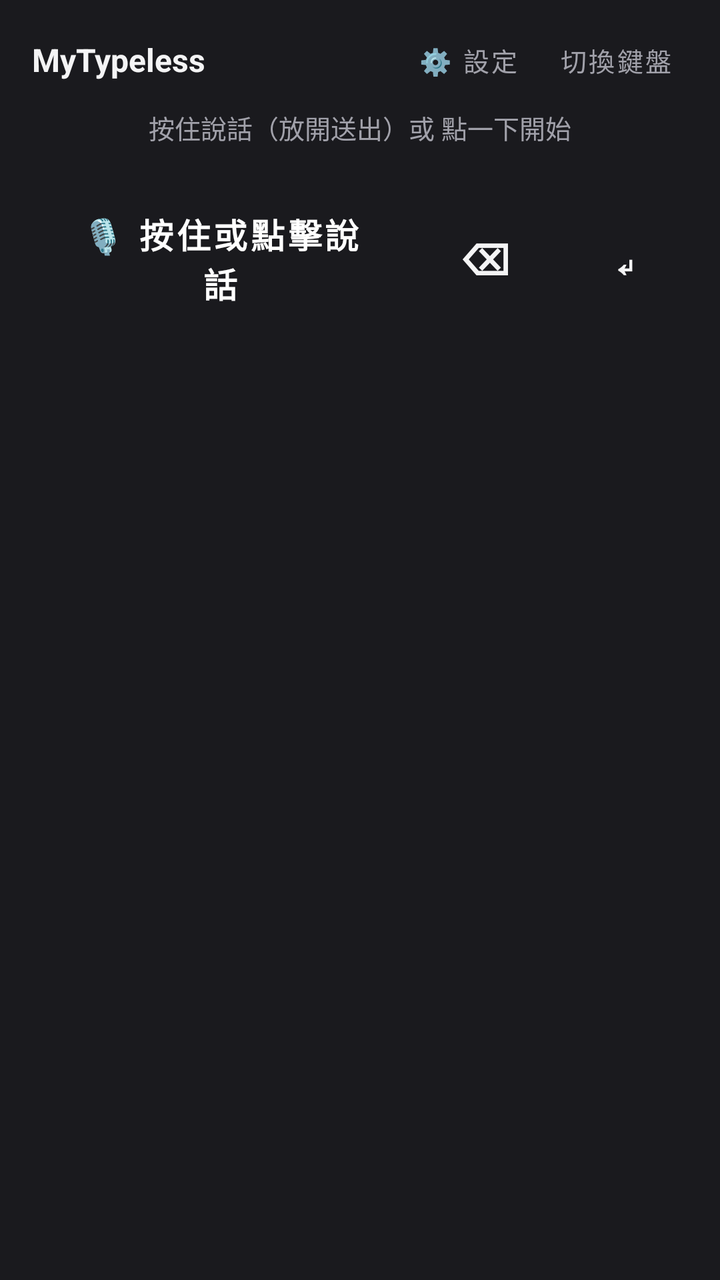
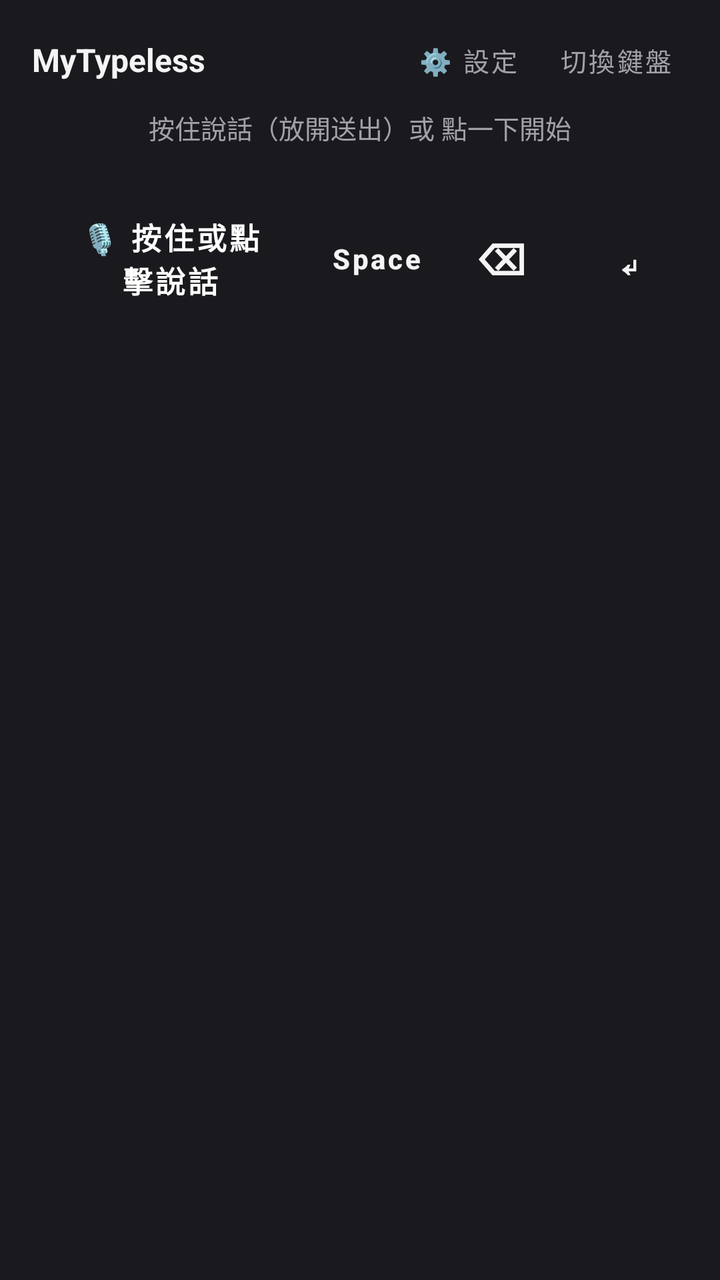

An Android layout rendered at two revisions. The XML below is the earlier revision; the diff shows what the commit changed to produce the second picture.
<!-- AndroidManifest.xml: application theme Theme.MaterialComponents.DayNight.NoActionBar -->
<!-- res/layout/keyboard_view.xml -->
<?xml version="1.0" encoding="utf-8"?>
<LinearLayout xmlns:android="http://schemas.android.com/apk/res/android"
    xmlns:app="http://schemas.android.com/apk/res-auto"
    android:layout_width="match_parent"
    android:layout_height="wrap_content"
    android:background="@color/ime_background"
    android:orientation="vertical"
    android:paddingStart="16dp"
    android:paddingTop="12dp"
    android:paddingEnd="16dp"
    android:paddingBottom="20dp">

    
    <LinearLayout
        android:layout_width="match_parent"
        android:layout_height="wrap_content"
        android:gravity="center_vertical"
        android:orientation="horizontal">

        <TextView
            android:layout_width="0dp"
            android:layout_height="wrap_content"
            android:layout_weight="1"
            android:text="@string/ime_banner_title"
            android:textColor="@color/ime_text_primary"
            android:textSize="16sp"
            android:textStyle="bold" />

        <Button
            android:id="@+id/btn_settings"
            style="@style/Widget.MaterialComponents.Button.TextButton"
            android:layout_width="wrap_content"
            android:layout_height="wrap_content"
            android:minWidth="0dp"
            android:minHeight="36dp"
            android:paddingStart="8dp"
            android:paddingEnd="8dp"
            android:text="⚙️ 設定"
            android:textColor="@color/ime_text_secondary"
            android:textSize="13sp" />

        <Button
            android:id="@+id/btn_switch_keyboard"
            style="@style/Widget.MaterialComponents.Button.TextButton"
            android:layout_width="wrap_content"
            android:layout_height="wrap_content"
            android:layout_marginStart="4dp"
            android:minWidth="0dp"
            android:minHeight="36dp"
            android:paddingStart="8dp"
            android:paddingEnd="8dp"
            android:text="@string/btn_switch_keyboard"
            android:textColor="@color/ime_text_secondary"
            android:textSize="13sp" />
    </LinearLayout>

    
    <TextView
        android:id="@+id/tv_status"
        android:layout_width="match_parent"
        android:layout_height="wrap_content"
        android:layout_marginTop="6dp"
        android:layout_marginBottom="6dp"
        android:gravity="center"
        android:text="@string/status_idle"
        android:textColor="@color/ime_text_secondary"
        android:textSize="13sp" />

    <ProgressBar
        android:id="@+id/pb_audio_level"
        style="?android:attr/progressBarStyleHorizontal"
        android:layout_width="match_parent"
        android:layout_height="6dp"
        android:layout_marginBottom="12dp"
        android:max="100"
        android:progress="0"
        android:progressTint="@color/ime_recording_pulse"
        android:visibility="invisible" />

    
    <LinearLayout
        android:layout_width="match_parent"
        android:layout_height="wrap_content"
        android:gravity="center_vertical"
        android:orientation="horizontal">

        <Button
            android:id="@+id/btn_record"
            style="@style/Widget.MaterialComponents.Button"
            android:layout_width="0dp"
            android:layout_height="64dp"
            android:layout_weight="1"
            android:backgroundTint="@color/ime_primary"
            android:text="@string/btn_record_start"
            android:textColor="@color/ime_on_primary"
            android:textSize="17sp"
            android:textStyle="bold" />

        <Button
            android:id="@+id/btn_delete"
            style="@style/Widget.MaterialComponents.Button"
            android:layout_width="60dp"
            android:layout_height="64dp"
            android:layout_marginStart="8dp"
            android:backgroundTint="@color/ime_card"
            android:contentDescription="退格刪除"
            android:padding="0dp"
            android:text="⌫"
            android:textColor="@color/ime_text_primary"
            android:textSize="22sp"
            android:textStyle="bold" />

        <Button
            android:id="@+id/btn_action"
            style="@style/Widget.MaterialComponents.Button"
            android:layout_width="64dp"
            android:layout_height="64dp"
            android:layout_marginStart="8dp"
            android:backgroundTint="@color/ime_card"
            android:contentDescription="@string/desc_action_enter"
            android:padding="0dp"
            android:text="@string/action_enter"
            android:textColor="@color/ime_text_primary"
            android:textSize="20sp"
            android:textStyle="bold" />
    </LinearLayout>


</LinearLayout>
<!-- resources referenced by this layout -->
<resources>
  <color name="ime_background">#1A1A1E</color>
  <color name="ime_card">#26262B</color>
  <color name="ime_on_primary">#FFFFFF</color>
  <color name="ime_primary">#6750A4</color>
  <color name="ime_recording_pulse">#FF8A80</color>
  <color name="ime_text_primary">#F4F4F5</color>
  <color name="ime_text_secondary">#A1A1AA</color>
  <string name="action_enter">↵</string>
  <string name="btn_record_start">🎙️ 按住或點擊說話</string>
  <string name="btn_switch_keyboard">切換鍵盤</string>
  <string name="desc_action_enter">換行或確認</string>
  <string name="ime_banner_title">MyTypeless</string>
  <string name="status_idle">按住說話（放開送出）或 點一下開始</string>
</resources>

<!-- the commit's change to res/layout/keyboard_view.xml (unified diff, before → after) -->
@@ -91,17 +91,34 @@
             android:layout_height="64dp"
             android:layout_weight="1"
             android:backgroundTint="@color/ime_primary"
+            android:paddingStart="4dp"
+            android:paddingEnd="4dp"
             android:text="@string/btn_record_start"
             android:textColor="@color/ime_on_primary"
-            android:textSize="17sp"
+            android:textSize="15sp"
+            android:textStyle="bold" />
+
+        <Button
+            android:id="@+id/btn_space"
+            style="@style/Widget.MaterialComponents.Button"
+            android:layout_width="56dp"
+            android:layout_height="64dp"
+            android:layout_marginStart="6dp"
+            android:backgroundTint="@color/ime_card"
+            android:contentDescription="@string/desc_action_space"
+            android:padding="0dp"
+            android:text="@string/action_space"
+            android:textAllCaps="false"
+            android:textColor="@color/ime_text_primary"
+            android:textSize="14sp"
             android:textStyle="bold" />
 
         <Button
             android:id="@+id/btn_delete"
             style="@style/Widget.MaterialComponents.Button"
-            android:layout_width="60dp"
+            android:layout_width="56dp"
             android:layout_height="64dp"
-            android:layout_marginStart="8dp"
+            android:layout_marginStart="6dp"
             android:backgroundTint="@color/ime_card"
             android:contentDescription="退格刪除"
             android:padding="0dp"
@@ -113,9 +130,9 @@
         <Button
             android:id="@+id/btn_action"
             style="@style/Widget.MaterialComponents.Button"
-            android:layout_width="64dp"
+            android:layout_width="60dp"
             android:layout_height="64dp"
-            android:layout_marginStart="8dp"
+            android:layout_marginStart="6dp"
             android:backgroundTint="@color/ime_card"
             android:contentDescription="@string/desc_action_enter"
             android:padding="0dp"
<!-- resource entries referenced after the edit -->
@@ -8,9 +8,11 @@
   <color name="ime_text_primary">#F4F4F5</color>
   <color name="ime_text_secondary">#A1A1AA</color>
   <string name="action_enter">↵</string>
+  <string name="action_space">Space</string>
   <string name="btn_record_start">🎙️ 按住或點擊說話</string>
   <string name="btn_switch_keyboard">切換鍵盤</string>
   <string name="desc_action_enter">換行或確認</string>
+  <string name="desc_action_space">空白鍵</string>
   <string name="ime_banner_title">MyTypeless</string>
   <string name="status_idle">按住說話（放開送出）或 點一下開始</string>
 </resources>
